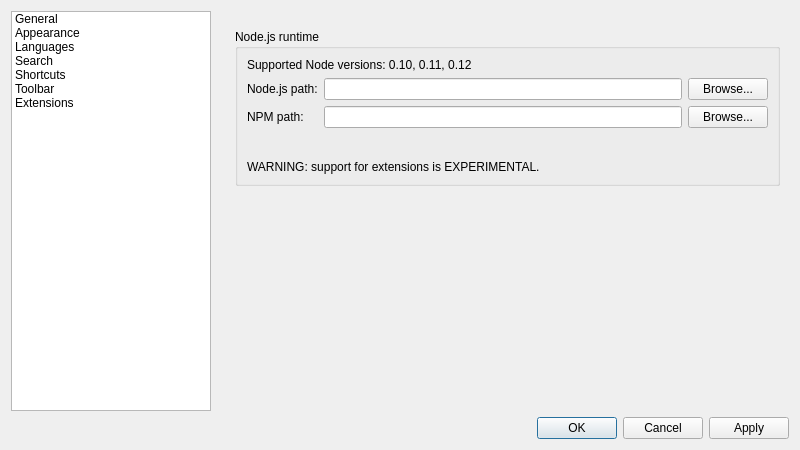
kravich/notepad, file src/ui/frmpreferences.ui: the form before one commit.
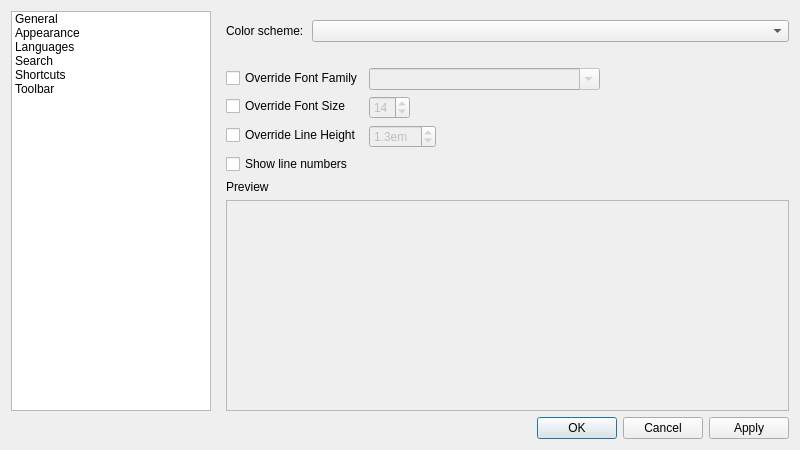
The form after the commit. The open tabs and pages were chosen to show the change. Icons and pictures are not drawn.

Commit message: Get rid of extensions support

The edit to the form file:
```diff
--- a/src/ui/frmpreferences.ui
+++ b/src/ui/frmpreferences.ui
@@ -81,11 +81,6 @@
          <string>Toolbar</string>
         </property>
        </item>
-       <item>
-        <property name="text">
-         <string>Extensions</string>
-        </property>
-       </item>
       </widget>
      </item>
      <item>
@@ -666,138 +661,6 @@
          </item>
         </layout>
        </widget>
-       <widget class="QWidget" name="pageExtensions">
-        <layout class="QVBoxLayout" name="verticalLayout_7">
-         <property name="leftMargin">
-          <number>9</number>
-         </property>
-         <property name="topMargin">
-          <number>9</number>
-         </property>
-         <property name="rightMargin">
-          <number>0</number>
-         </property>
-         <property name="bottomMargin">
-          <number>0</number>
-         </property>
-         <item>
-          <widget class="QScrollArea" name="scrollArea">
-           <property name="frameShape">
-            <enum>QFrame::NoFrame</enum>
-           </property>
-           <property name="widgetResizable">
-            <bool>true</bool>
-           </property>
-           <widget class="QWidget" name="scrollAreaWidgetContents">
-            <property name="geometry">
-             <rect>
-              <x>0</x>
-              <y>0</y>
-              <width>565</width>
-              <height>390</height>
-             </rect>
-            </property>
-            <layout class="QVBoxLayout" name="verticalLayout_3">
-             <item>
-              <widget class="QGroupBox" name="groupBox_2">
-               <property name="title">
-                <string>Node.js runtime</string>
-               </property>
-               <layout class="QFormLayout" name="formLayout_2">
-                <item row="0" column="0" colspan="2">
-                 <widget class="QLabel" name="label_5">
-                  <property name="text">
-                   <string>Supported Node versions: 0.10, 0.11, 0.12</string>
-                  </property>
-                 </widget>
-                </item>
-                <item row="1" column="0">
-                 <widget class="QLabel" name="label_4">
-                  <property name="text">
-                   <string>Node.js path:</string>
-                  </property>
-                 </widget>
-                </item>
-                <item row="1" column="1">
-                 <layout class="QHBoxLayout" name="horizontalLayout_3">
-                  <item>
-                   <widget class="QLineEdit" name="txtNodejs"/>
-                  </item>
-                  <item>
-                   <widget class="QPushButton" name="btnNodejsBrowse">
-                    <property name="text">
-                     <string>Browse...</string>
-                    </property>
-                   </widget>
-                  </item>
-                 </layout>
-                </item>
-                <item row="2" column="0">
-                 <widget class="QLabel" name="label_7">
-                  <property name="text">
-                   <string>NPM path:</string>
-                  </property>
-                 </widget>
-                </item>
-                <item row="2" column="1">
-                 <layout class="QHBoxLayout" name="horizontalLayout_6">
-                  <item>
-                   <widget class="QLineEdit" name="txtNpm"/>
-                  </item>
-                  <item>
-                   <widget class="QPushButton" name="btnNpmBrowse">
-                    <property name="text">
-                     <string>Browse...</string>
-                    </property>
-                   </widget>
-                  </item>
-                 </layout>
-                </item>
-                <item row="4" column="0" colspan="2">
-                 <widget class="QLabel" name="label_6">
-                  <property name="text">
-                   <string>WARNING: support for extensions is EXPERIMENTAL.</string>
-                  </property>
-                 </widget>
-                </item>
-                <item row="3" column="0">
-                 <spacer name="verticalSpacer_6">
-                  <property name="orientation">
-                   <enum>Qt::Vertical</enum>
-                  </property>
-                  <property name="sizeType">
-                   <enum>QSizePolicy::Fixed</enum>
-                  </property>
-                  <property name="sizeHint" stdset="0">
-                   <size>
-                    <width>20</width>
-                    <height>20</height>
-                   </size>
-                  </property>
-                 </spacer>
-                </item>
-               </layout>
-              </widget>
-             </item>
-             <item>
-              <spacer name="verticalSpacer_4">
-               <property name="orientation">
-                <enum>Qt::Vertical</enum>
-               </property>
-               <property name="sizeHint" stdset="0">
-                <size>
-                 <width>20</width>
-                 <height>40</height>
-                </size>
-               </property>
-              </spacer>
-             </item>
-            </layout>
-           </widget>
-          </widget>
-         </item>
-        </layout>
-       </widget>
       </widget>
      </item>
     </layout>
```
The commit also changes 32 other files.
